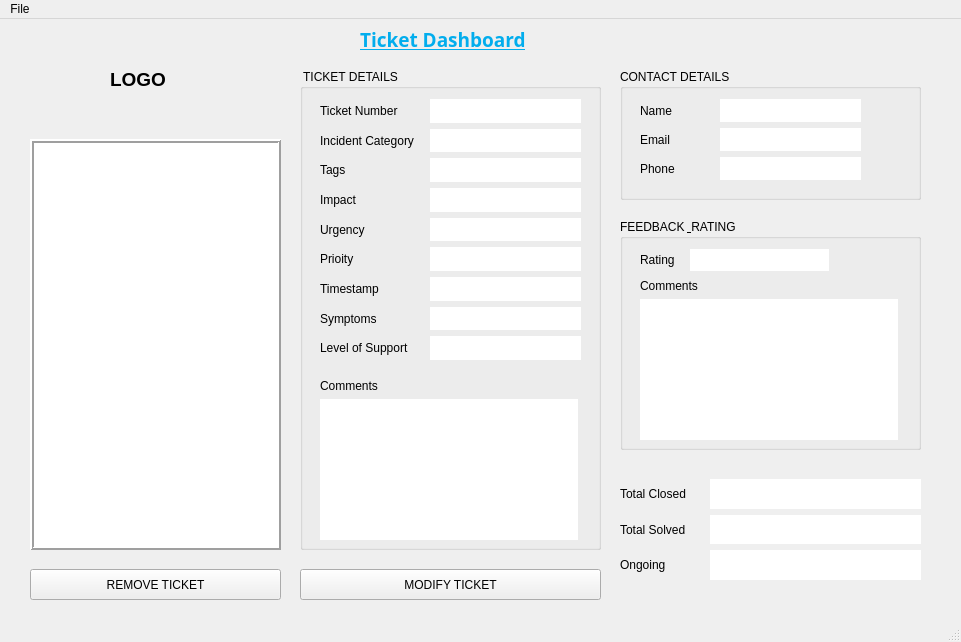
Before: the Qt Designer form mainwindow.ui in 27011389/BitTicket, drawn with Qt 5.
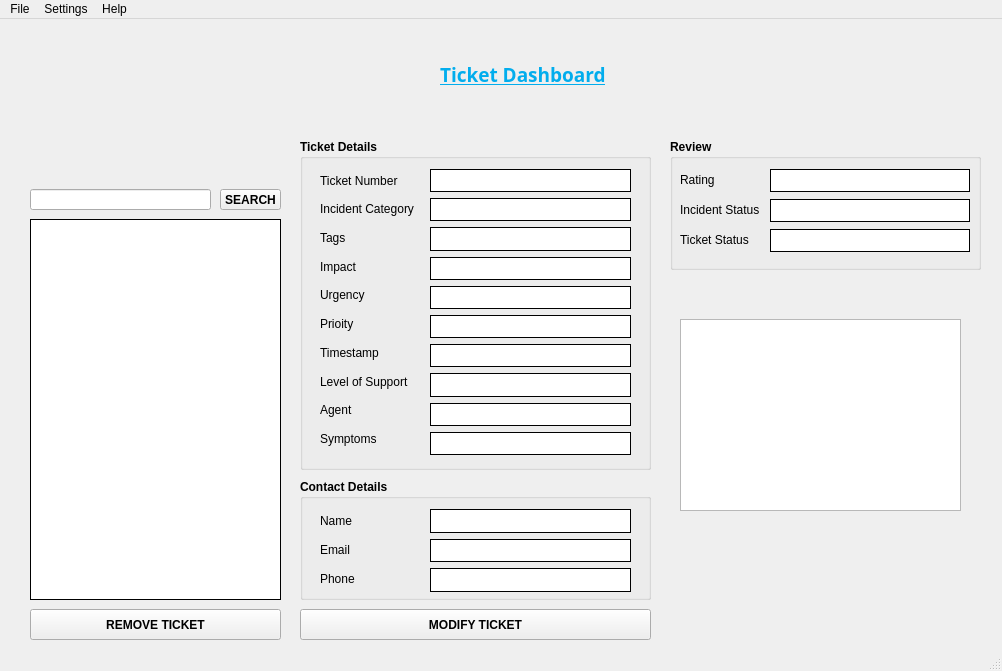
After: the same form once the commit is applied. Icons and pictures are not drawn.

What changed in the file:
```diff
--- a/mainwindow.ui
+++ b/mainwindow.ui
@@ -6,86 +6,47 @@
    <rect>
     <x>0</x>
     <y>0</y>
-    <width>961</width>
-    <height>642</height>
+    <width>1002</width>
+    <height>671</height>
    </rect>
   </property>
   <property name="windowTitle">
    <string>MainWindow</string>
   </property>
   <widget class="QWidget" name="centralwidget">
-   <widget class="QWidget" name="layoutWidget_6">
-    <property name="geometry">
-     <rect>
-      <x>710</x>
-      <y>460</y>
-      <width>211</width>
-      <height>101</height>
-     </rect>
-    </property>
-    <layout class="QVBoxLayout" name="verticalLayout_5">
-     <item>
-      <widget class="QLabel" name="lb_display_totalclosed">
-       <property name="styleSheet">
-        <string notr="true">background-color: rgb(255, 255, 255);</string>
-       </property>
-       <property name="frameShadow">
-        <enum>QFrame::Raised</enum>
-       </property>
-       <property name="text">
-        <string/>
-       </property>
-      </widget>
-     </item>
-     <item>
-      <widget class="QLabel" name="lb_display_totalsolved">
-       <property name="styleSheet">
-        <string notr="true">background-color: rgb(255, 255, 255);</string>
-       </property>
-       <property name="frameShadow">
-        <enum>QFrame::Raised</enum>
-       </property>
-       <property name="text">
-        <string/>
-       </property>
-      </widget>
-     </item>
-     <item>
-      <widget class="QLabel" name="lb_display_ongoing">
-       <property name="styleSheet">
-        <string notr="true">background-color: rgb(255, 255, 255);</string>
-       </property>
-       <property name="frameShadow">
-        <enum>QFrame::Raised</enum>
-       </property>
-       <property name="text">
-        <string/>
-       </property>
-      </widget>
-     </item>
-    </layout>
-   </widget>
    <widget class="QGroupBox" name="groupBox_3">
     <property name="geometry">
      <rect>
-      <x>620</x>
-      <y>200</y>
-      <width>301</width>
-      <height>231</height>
+      <x>670</x>
+      <y>120</y>
+      <width>311</width>
+      <height>131</height>
      </rect>
     </property>
+    <property name="font">
+     <font>
+      <weight>75</weight>
+      <bold>true</bold>
+     </font>
+    </property>
     <property name="title">
-     <string>FEEDBACK &amp; RATING</string>
+     <string>Review</string>
     </property>
     <widget class="QLabel" name="lb_rating">
      <property name="geometry">
       <rect>
-       <x>20</x>
+       <x>10</x>
        <y>30</y>
        <width>41</width>
        <height>21</height>
       </rect>
      </property>
+     <property name="font">
+      <font>
+       <weight>50</weight>
+       <bold>false</bold>
+      </font>
+     </property>
      <property name="text">
       <string>Rating</string>
      </property>
@@ -93,58 +54,141 @@
     <widget class="QLabel" name="lb_display_rating">
      <property name="geometry">
       <rect>
-       <x>70</x>
+       <x>100</x>
        <y>30</y>
-       <width>139</width>
+       <width>200</width>
+       <height>23</height>
+      </rect>
+     </property>
+     <property name="font">
+      <font>
+       <weight>50</weight>
+       <bold>false</bold>
+      </font>
+     </property>
+     <property name="styleSheet">
+      <string notr="true">background-color: rgb(255, 255, 255);</string>
+     </property>
+     <property name="frameShape">
+      <enum>QFrame::Panel</enum>
+     </property>
+     <property name="frameShadow">
+      <enum>QFrame::Plain</enum>
+     </property>
+     <property name="text">
+      <string/>
+     </property>
+    </widget>
+    <widget class="QLabel" name="lb_total_closed">
+     <property name="geometry">
+      <rect>
+       <x>10</x>
+       <y>60</y>
+       <width>79</width>
        <height>22</height>
       </rect>
      </property>
-     <property name="styleSheet">
-      <string notr="true">background-color: rgb(255, 255, 255);</string>
+     <property name="font">
+      <font>
+       <weight>50</weight>
+       <bold>false</bold>
+      </font>
      </property>
-     <property name="frameShadow">
-      <enum>QFrame::Raised</enum>
+     <property name="text">
+      <string>Incident Status</string>
      </property>
+    </widget>
+    <widget class="QLabel" name="lb_total_solved">
+     <property name="geometry">
+      <rect>
+       <x>10</x>
+       <y>90</y>
+       <width>79</width>
+       <height>21</height>
+      </rect>
+     </property>
+     <property name="font">
+      <font>
+       <weight>50</weight>
+       <bold>false</bold>
+      </font>
+     </property>
      <property name="text">
-      <string/>
+      <string>Ticket Status </string>
      </property>
     </widget>
-    <widget class="QWidget" name="layoutWidget">
+    <widget class="QLabel" name="lb_display_Incstatus">
      <property name="geometry">
       <rect>
-       <x>20</x>
+       <x>100</x>
        <y>60</y>
-       <width>258</width>
-       <height>161</height>
+       <width>200</width>
+       <height>23</height>
       </rect>
      </property>
-     <layout class="QVBoxLayout" name="verticalLayout_8">
-      <item>
-       <widget class="QLabel" name="label_17">
-        <property name="text">
-         <string>Comments</string>
-        </property>
-       </widget>
-      </item>
-      <item>
-       <widget class="QListWidget" name="listWidget_3">
-        <property name="frameShape">
-         <enum>QFrame::NoFrame</enum>
-        </property>
-       </widget>
-      </item>
-     </layout>
+     <property name="font">
+      <font>
+       <weight>50</weight>
+       <bold>false</bold>
+      </font>
+     </property>
+     <property name="styleSheet">
+      <string notr="true">background-color: rgb(255, 255, 255);</string>
+     </property>
+     <property name="frameShape">
+      <enum>QFrame::Panel</enum>
+     </property>
+     <property name="frameShadow">
+      <enum>QFrame::Plain</enum>
+     </property>
+     <property name="text">
+      <string/>
+     </property>
+    </widget>
+    <widget class="QLabel" name="lb_display_Tickstatus">
+     <property name="geometry">
+      <rect>
+       <x>100</x>
+       <y>90</y>
+       <width>200</width>
+       <height>23</height>
+      </rect>
+     </property>
+     <property name="font">
+      <font>
+       <weight>50</weight>
+       <bold>false</bold>
+      </font>
+     </property>
+     <property name="styleSheet">
+      <string notr="true">background-color: rgb(255, 255, 255);</string>
+     </property>
+     <property name="frameShape">
+      <enum>QFrame::Panel</enum>
+     </property>
+     <property name="frameShadow">
+      <enum>QFrame::Plain</enum>
+     </property>
+     <property name="text">
+      <string/>
+     </property>
     </widget>
    </widget>
    <widget class="QPushButton" name="pb_remove">
     <property name="geometry">
      <rect>
       <x>30</x>
-      <y>550</y>
+      <y>590</y>
       <width>251</width>
       <height>31</height>
      </rect>
     </property>
+    <property name="font">
+     <font>
+      <weight>75</weight>
+      <bold>true</bold>
+     </font>
+    </property>
     <property name="text">
      <string>REMOVE TICKET</string>
     </property>
@@ -152,10 +196,10 @@
    <widget class="QLabel" name="label">
     <property name="geometry">
      <rect>
-      <x>360</x>
-      <y>10</y>
+      <x>440</x>
+      <y>40</y>
       <width>201</width>
-      <height>21</height>
+      <height>30</height>
      </rect>
     </property>
     <property name="font">
@@ -165,43 +209,62 @@
       <weight>75</weight>
       <bold>true</bold>
       <underline>true</underline>
+      <strikeout>false</strikeout>
      </font>
     </property>
+    <property name="autoFillBackground">
+     <bool>false</bool>
+    </property>
     <property name="styleSheet">
      <string notr="true">color: rgb(2, 173, 237);</string>
     </property>
+    <property name="frameShape">
+     <enum>QFrame::NoFrame</enum>
+    </property>
+    <property name="frameShadow">
+     <enum>QFrame::Plain</enum>
+    </property>
     <property name="text">
      <string>Ticket Dashboard</string>
     </property>
+    <property name="textFormat">
+     <enum>Qt::PlainText</enum>
+    </property>
    </widget>
    <widget class="QListWidget" name="lst_tickets">
     <property name="geometry">
      <rect>
       <x>30</x>
-      <y>120</y>
+      <y>200</y>
       <width>251</width>
-      <height>411</height>
+      <height>381</height>
      </rect>
     </property>
     <property name="frameShape">
      <enum>QFrame::Box</enum>
     </property>
     <property name="frameShadow">
-     <enum>QFrame::Raised</enum>
+     <enum>QFrame::Plain</enum>
     </property>
     <property name="lineWidth">
-     <number>2</number>
+     <number>1</number>
     </property>
    </widget>
    <widget class="QPushButton" name="pb_modify">
     <property name="geometry">
      <rect>
       <x>300</x>
-      <y>550</y>
-      <width>301</width>
+      <y>590</y>
+      <width>351</width>
       <height>31</height>
      </rect>
     </property>
+    <property name="font">
+     <font>
+      <weight>75</weight>
+      <bold>true</bold>
+     </font>
+    </property>
     <property name="text">
      <string>MODIFY TICKET</string>
     </property>
@@ -210,13 +273,22 @@
     <property name="geometry">
      <rect>
       <x>300</x>
-      <y>50</y>
-      <width>301</width>
-      <height>481</height>
+      <y>120</y>
+      <width>351</width>
+      <height>331</height>
      </rect>
     </property>
+    <property name="font">
+     <font>
+      <weight>75</weight>
+      <bold>true</bold>
+     </font>
+    </property>
     <property name="title">
-     <string> TICKET DETAILS</string>
+     <string>Ticket Details</string>
+    </property>
+    <property name="flat">
+     <bool>false</bool>
     </property>
     <widget class="QWidget" name="layoutWidget_2">
      <property name="geometry">
@@ -224,12 +296,18 @@
        <x>20</x>
        <y>30</y>
        <width>105</width>
-       <height>261</height>
+       <height>281</height>
       </rect>
      </property>
      <layout class="QVBoxLayout" name="verticalLayout_3">
       <item>
        <widget class="QLabel" name="lb_ticket_num">
+        <property name="font">
+         <font>
+          <weight>50</weight>
+          <bold>false</bold>
+         </font>
+        </property>
         <property name="text">
          <string>Ticket Number</string>
         </property>
@@ -237,6 +315,12 @@
       </item>
       <item>
        <widget class="QLabel" name="lb_incident_cat">
+        <property name="font">
+         <font>
+          <weight>50</weight>
+          <bold>false</bold>
+         </font>
+        </property>
         <property name="text">
          <string>Incident Category</string>
         </property>
@@ -244,6 +328,12 @@
       </item>
       <item>
        <widget class="QLabel" name="lb_tags">
+        <property name="font">
+         <font>
+          <weight>50</weight>
+          <bold>false</bold>
+         </font>
+        </property>
         <property name="text">
          <string>Tags</string>
         </property>
@@ -251,6 +341,12 @@
       </item>
       <item>
        <widget class="QLabel" name="lb_impact">
+        <property name="font">
+         <font>
+          <weight>50</weight>
+          <bold>false</bold>
+         </font>
+        </property>
         <property name="text">
          <string>Impact</string>
         </property>
@@ -258,6 +354,12 @@
       </item>
       <item>
        <widget class="QLabel" name="lb_urgency">
+        <property name="font">
+         <font>
+          <weight>50</weight>
+          <bold>false</bold>
+         </font>
+        </property>
         <property name="text">
          <string>Urgency</string>
         </property>
@@ -265,6 +367,12 @@
       </item>
       <item>
        <widget class="QLabel" name="lb_priority">
+        <property name="font">
+         <font>
+          <weight>50</weight>
+          <bold>false</bold>
+         </font>
+        </property>
         <property name="text">
          <string>Prioity</string>
         </property>
@@ -272,25 +380,56 @@
       </item>
       <item>
        <widget class="QLabel" name="lb_timestamp">
+        <property name="font">
+         <font>
+          <weight>50</weight>
+          <bold>false</bold>
+         </font>
+        </property>
         <property name="text">
          <string>Timestamp</string>
         </property>
        </widget>
       </item>
-      <item>
-       <widget class="QLabel" name="lb_symptoms">
-        <property name="text">
-         <string>Symptoms</string>
-        </property>
-       </widget>
-      </item>
       <item>
        <widget class="QLabel" name="lb_level_support">
+        <property name="font">
+         <font>
+          <weight>50</weight>
+          <bold>false</bold>
+         </font>
+        </property>
         <property name="text">
          <string>Level of Support</string>
         </property>
        </widget>
       </item>
+      <item>
+       <widget class="QLabel" name="label_3">
+        <property name="font">
+         <font>
+          <weight>50</weight>
+          <bold>false</bold>
+         </font>
+        </property>
+        <property name="text">
+         <string>Agent</string>
+        </property>
+       </widget>
+      </item>
+      <item>
+       <widget class="QLabel" name="label_14">
+        <property name="font">
+         <font>
+          <weight>50</weight>
+          <bold>false</bold>
+         </font>
+        </property>
+        <property name="text">
+         <string>Symptoms</string>
+        </property>
+       </widget>
+      </item>
      </layout>
     </widget>
     <widget class="QWidget" name="layoutWidget_3">
@@ -298,18 +437,36 @@
       <rect>
        <x>130</x>
        <y>30</y>
-       <width>151</width>
-       <height>261</height>
+       <width>201</width>
+       <height>286</height>
       </rect>
      </property>
      <layout class="QVBoxLayout" name="verticalLayout">
       <item>
        <widget class="QLabel" name="lb_display_ticketnum">
+        <property name="font">
+         <font>
+          <weight>50</weight>
+          <bold>false</bold>
+         </font>
+        </property>
+        <property name="toolTip">
+         <string>&lt;html&gt;&lt;head/&gt;&lt;body&gt;&lt;p&gt;Ticket Number&lt;/p&gt;&lt;/body&gt;&lt;/html&gt;</string>
+        </property>
         <property name="styleSheet">
          <string notr="true">background-color: rgb(255, 255, 255);</string>
         </property>
+        <property name="frameShape">
+         <enum>QFrame::Box</enum>
+        </property>
         <property name="frameShadow">
-         <enum>QFrame::Raised</enum>
+         <enum>QFrame::Plain</enum>
+        </property>
+        <property name="lineWidth">
+         <number>1</number>
+        </property>
+        <property name="midLineWidth">
+         <number>3</number>
         </property>
         <property name="text">
          <string/>
@@ -318,11 +475,26 @@
       </item>
       <item>
        <widget class="QLabel" name="lb_display_Incidentcat">
+        <property name="font">
+         <font>
+          <weight>50</weight>
+          <bold>false</bold>
+         </font>
+        </property>
         <property name="styleSheet">
          <string notr="true">background-color: rgb(255, 255, 255);</string>
         </property>
+        <property name="frameShape">
+         <enum>QFrame::Box</enum>
+        </property>
         <property name="frameShadow">
-         <enum>QFrame::Raised</enum>
+         <enum>QFrame::Plain</enum>
+        </property>
+        <property name="lineWidth">
+         <number>1</number>
+        </property>
+        <property name="midLineWidth">
+         <number>3</number>
         </property>
         <property name="text">
          <string/>
@@ -331,11 +503,26 @@
       </item>
       <item>
        <widget class="QLabel" name="lb_display_tags">
+        <property name="font">
+         <font>
+          <weight>50</weight>
+          <bold>false</bold>
+         </font>
+        </property>
         <property name="styleSheet">
          <string notr="true">background-color: rgb(255, 255, 255);</string>
         </property>
+        <property name="frameShape">
+         <enum>QFrame::Box</enum>
+        </property>
         <property name="frameShadow">
-         <enum>QFrame::Raised</enum>
+         <enum>QFrame::Plain</enum>
+        </property>
+        <property name="lineWidth">
+         <number>1</number>
+        </property>
+        <property name="midLineWidth">
+         <number>3</number>
         </property>
         <property name="text">
          <string/>
@@ -344,11 +531,26 @@
       </item>
       <item>
        <widget class="QLabel" name="lb_display_impact">
+        <property name="font">
+         <font>
+          <weight>50</weight>
+          <bold>false</bold>
+         </font>
+        </property>
         <property name="styleSheet">
          <string notr="true">background-color: rgb(255, 255, 255);</string>
         </property>
+        <property name="frameShape">
+         <enum>QFrame::Box</enum>
+        </property>
         <property name="frameShadow">
-         <enum>QFrame::Raised</enum>
+         <enum>QFrame::Plain</enum>
+        </property>
+        <property name="lineWidth">
+         <number>1</number>
+        </property>
+        <property name="midLineWidth">
+         <number>3</number>
         </property>
         <property name="text">
          <string/>
@@ -357,11 +559,26 @@
       </item>
       <item>
        <widget class="QLabel" name="lb_display_urgency">
+        <property name="font">
+         <font>
+          <weight>50</weight>
+          <bold>false</bold>
+         </font>
+        </property>
         <property name="styleSheet">
          <string notr="true">background-color: rgb(255, 255, 255);</string>
         </property>
+        <property name="frameShape">
+         <enum>QFrame::Box</enum>
+        </property>
         <property name="frameShadow">
-         <enum>QFrame::Raised</enum>
+         <enum>QFrame::Plain</enum>
+        </property>
+        <property name="lineWidth">
+         <number>1</number>
+        </property>
+        <property name="midLineWidth">
+         <number>3</number>
         </property>
         <property name="text">
          <string/>
@@ -370,11 +587,26 @@
       </item>
       <item>
        <widget class="QLabel" name="lb_display_priority">
+        <property name="font">
+         <font>
+          <weight>50</weight>
+          <bold>false</bold>
+         </font>
+        </property>
         <property name="styleSheet">
          <string notr="true">background-color: rgb(255, 255, 255);</string>
         </property>
+        <property name="frameShape">
+         <enum>QFrame::Box</enum>
+        </property>
         <property name="frameShadow">
-         <enum>QFrame::Raised</enum>
+         <enum>QFrame::Plain</enum>
+        </property>
+        <property name="lineWidth">
+         <number>1</number>
+        </property>
+        <property name="midLineWidth">
+         <number>3</number>
         </property>
         <property name="text">
          <string/>
@@ -383,24 +615,26 @@
       </item>
       <item>
        <widget class="QLabel" name="lb_display_timestamp">
+        <property name="font">
+         <font>
+          <weight>50</weight>
+          <bold>false</bold>
+         </font>
+        </property>
         <property name="styleSheet">
          <string notr="true">background-color: rgb(255, 255, 255);</string>
         </property>
+        <property name="frameShape">
+         <enum>QFrame::Box</enum>
+        </property>
         <property name="frameShadow">
-         <enum>QFrame::Raised</enum>
+         <enum>QFrame::Plain</enum>
         </property>
-        <property name="text">
-         <string/>
+        <property name="lineWidth">
+         <number>1</number>
         </property>
-       </widget>
-      </item>
-      <item>
-       <widget class="QLabel" name="lb_display_symptoms">
-        <property name="styleSheet">
-         <string notr="true">background-color: rgb(255, 255, 255);</string>
-        </property>
-        <property name="frameShadow">
-         <enum>QFrame::Raised</enum>
+        <property name="midLineWidth">
+         <number>3</number>
         </property>
         <property name="text">
          <string/>
@@ -409,96 +643,108 @@
       </item>
       <item>
        <widget class="QLabel" name="lb_display_levelsupport">
+        <property name="font">
+         <font>
+          <weight>50</weight>
+          <bold>false</bold>
+         </font>
+        </property>
         <property name="styleSheet">
          <string notr="true">background-color: rgb(255, 255, 255);</string>
         </property>
+        <property name="frameShape">
+         <enum>QFrame::Box</enum>
+        </property>
         <property name="frameShadow">
-         <enum>QFrame::Raised</enum>
+         <enum>QFrame::Plain</enum>
         </property>
+        <property name="lineWidth">
+         <number>1</number>
+        </property>
+        <property name="midLineWidth">
+         <number>3</number>
+        </property>
         <property name="text">
          <string/>
         </property>
        </widget>
       </item>
-     </layout>
-    </widget>
-    <widget class="QWidget" name="layoutWidget_4">
-     <property name="geometry">
-      <rect>
-       <x>20</x>
-       <y>310</y>
-       <width>258</width>
-       <height>161</height>
-      </rect>
-     </property>
-     <layout class="QVBoxLayout" name="verticalLayout_6">
       <item>
-       <widget class="QLabel" name="label_14">
+       <widget class="QLabel" name="lb_display_Agent">
+        <property name="font">
+         <font>
+          <weight>50</weight>
+          <bold>false</bold>
+         </font>
+        </property>
+        <property name="styleSheet">
+         <string notr="true">background-color: rgb(255, 255, 255);</string>
+        </property>
+        <property name="frameShape">
+         <enum>QFrame::Box</enum>
+        </property>
+        <property name="frameShadow">
+         <enum>QFrame::Plain</enum>
+        </property>
+        <property name="lineWidth">
+         <number>1</number>
+        </property>
+        <property name="midLineWidth">
+         <number>3</number>
+        </property>
         <property name="text">
-         <string>Comments</string>
+         <string/>
         </property>
        </widget>
       </item>
       <item>
-       <widget class="QListWidget" name="lst_display_ticketcomments">
-        <property name="enabled">
-         <bool>true</bool>
+       <widget class="QLabel" name="lb_display_symptoms">
+        <property name="font">
+         <font>
+          <weight>50</weight>
+          <bold>false</bold>
+         </font>
         </property>
+        <property name="styleSheet">
+         <string notr="true">background-color: rgb(255, 255, 255);</string>
+        </property>
         <property name="frameShape">
-         <enum>QFrame::NoFrame</enum>
+         <enum>QFrame::Box</enum>
         </property>
         <property name="frameShadow">
          <enum>QFrame::Plain</enum>
         </property>
+        <property name="lineWidth">
+         <number>1</number>
+        </property>
+        <property name="midLineWidth">
+         <number>3</number>
+        </property>
+        <property name="text">
+         <string/>
+        </property>
        </widget>
       </item>
      </layout>
     </widget>
    </widget>
-   <widget class="QWidget" name="layoutWidget_5">
-    <property name="geometry">
-     <rect>
-      <x>620</x>
-      <y>460</y>
-      <width>81</width>
-      <height>101</height>
-     </rect>
-    </property>
-    <layout class="QVBoxLayout" name="verticalLayout_7">
-     <item>
-      <widget class="QLabel" name="lb_total_closed">
-       <property name="text">
-        <string>Total Closed</string>
-       </property>
-      </widget>
-     </item>
-     <item>
-      <widget class="QLabel" name="lb_total_solved">
-       <property name="text">
-        <string>Total Solved</string>
-       </property>
-      </widget>
-     </item>
-     <item>
-      <widget class="QLabel" name="lb_ongoing">
-       <property name="text">
-        <string>Ongoing</string>
-       </property>
-      </widget>
-     </item>
-    </layout>
-   </widget>
    <widget class="QGroupBox" name="groupBox_2">
     <property name="geometry">
      <rect>
-      <x>620</x>
-      <y>50</y>
-      <width>301</width>
-      <height>131</height>
+      <x>300</x>
+      <y>460</y>
+      <width>351</width>
+      <height>121</height>
      </rect>
     </property>
+    <property name="font">
+     <font>
+      <weight>75</weight>
+      <bold>true</bold>
+     </font>
+    </property>
     <property name="title">
-     <string>CONTACT DETAILS</string>
+     <string>Contact Details</string>
     </property>
     <widget class="QWidget" name="layoutWidget_7">
      <property name="geometry">
@@ -512,6 +758,12 @@
      <layout class="QVBoxLayout" name="verticalLayout_4">
       <item>
        <widget class="QLabel" name="lb_name">
+        <property name="font">
+         <font>
+          <weight>50</weight>
+          <bold>false</bold>
+         </font>
+        </property>
         <property name="text">
          <string>Name</string>
         </property>
@@ -519,6 +771,12 @@
       </item>
       <item>
        <widget class="QLabel" name="lb_email">
+        <property name="font">
+         <font>
+          <weight>50</weight>
+          <bold>false</bold>
+         </font>
+        </property>
         <property name="text">
          <string>Email</string>
         </property>
@@ -526,6 +784,12 @@
       </item>
       <item>
        <widget class="QLabel" name="lb_phone">
+        <property name="font">
+         <font>
+          <weight>50</weight>
+          <bold>false</bold>
+         </font>
+        </property>
         <property name="text">
          <string>Phone</string>
         </property>
@@ -536,20 +800,35 @@
     <widget class="QWidget" name="layoutWidget_8">
      <property name="geometry">
       <rect>
-       <x>100</x>
+       <x>130</x>
        <y>30</y>
-       <width>141</width>
-       <height>81</height>
+       <width>201</width>
+       <height>83</height>
       </rect>
      </property>
      <layout class="QVBoxLayout" name="verticalLayout_2">
       <item>
        <widget class="QLabel" name="lb_display_name">
+        <property name="font">
+         <font>
+          <weight>50</weight>
+          <bold>false</bold>
+         </font>
+        </property>
         <property name="styleSheet">
          <string notr="true">background-color: rgb(255, 255, 255);</string>
         </property>
+        <property name="frameShape">
+         <enum>QFrame::Box</enum>
+        </property>
         <property name="frameShadow">
-         <enum>QFrame::Raised</enum>
+         <enum>QFrame::Plain</enum>
+        </property>
+        <property name="lineWidth">
+         <number>1</number>
+        </property>
+        <property name="midLineWidth">
+         <number>3</number>
         </property>
         <property name="text">
          <string/>
@@ -558,11 +837,26 @@
       </item>
       <item>
        <widget class="QLabel" name="lb_display_email">
+        <property name="font">
+         <font>
+          <weight>50</weight>
+          <bold>false</bold>
+         </font>
+        </property>
         <property name="styleSheet">
          <string notr="true">background-color: rgb(255, 255, 255);</string>
         </property>
+        <property name="frameShape">
+         <enum>QFrame::Box</enum>
+        </property>
         <property name="frameShadow">
-         <enum>QFrame::Raised</enum>
+         <enum>QFrame::Plain</enum>
+        </property>
+        <property name="lineWidth">
+         <number>1</number>
+        </property>
+        <property name="midLineWidth">
+         <number>3</number>
         </property>
         <property name="text">
          <string/>
@@ -571,11 +865,26 @@
       </item>
       <item>
        <widget class="QLabel" name="lb_display_phone">
+        <property name="font">
+         <font>
+          <weight>50</weight>
+          <bold>false</bold>
+         </font>
+        </property>
         <property name="styleSheet">
          <string notr="true">background-color: rgb(255, 255, 255);</string>
         </property>
+        <property name="frameShape">
+         <enum>QFrame::Box</enum>
+        </property>
         <property name="frameShadow">
-         <enum>QFrame::Raised</enum>
+         <enum>QFrame::Plain</enum>
+        </property>
+        <property name="lineWidth">
+         <number>1</number>
+        </property>
+        <property name="midLineWidth">
+         <number>3</number>
         </property>
         <property name="text">
          <string/>
@@ -588,10 +897,10 @@
    <widget class="QLabel" name="label_2">
     <property name="geometry">
      <rect>
-      <x>110</x>
-      <y>50</y>
-      <width>81</width>
-      <height>21</height>
+      <x>40</x>
+      <y>10</y>
+      <width>231</width>
+      <height>141</height>
      </rect>
     </property>
     <property name="font">
@@ -601,8 +910,53 @@
       <bold>true</bold>
      </font>
     </property>
+    <property name="styleSheet">
+     <string notr="true">image: url(:/new/res/images/BitTicketLogo.png);</string>
+    </property>
     <property name="text">
-     <string>LOGO</string>
+     <string/>
+    </property>
+   </widget>
+   <widget class="QGraphicsView" name="graphicsView">
+    <property name="geometry">
+     <rect>
+      <x>680</x>
+      <y>300</y>
+      <width>281</width>
+      <height>192</height>
+     </rect>
+    </property>
+   </widget>
+   <widget class="QLineEdit" name="lineEdit">
+    <property name="geometry">
+     <rect>
+      <x>30</x>
+      <y>170</y>
+      <width>181</width>
+      <height>21</height>
+     </rect>
+    </property>
+    <property name="frame">
+     <bool>true</bool>
+    </property>
+   </widget>
+   <widget class="QPushButton" name="pushButton">
+    <property name="geometry">
+     <rect>
+      <x>220</x>
+      <y>170</y>
+      <width>61</width>
+      <height>21</height>
+     </rect>
+    </property>
+    <property name="font">
+     <font>
+      <weight>75</weight>
+      <bold>true</bold>
+     </font>
+    </property>
+    <property name="text">
+     <string>SEARCH</string>
     </property>
    </widget>
   </widget>
@@ -611,7 +965,7 @@
     <rect>
      <x>0</x>
      <y>0</y>
-     <width>961</width>
+     <width>1002</width>
      <height>20</height>
     </rect>
    </property>
@@ -624,7 +978,31 @@
     <addaction name="actionSave"/>
     <addaction name="actionExit"/>
    </widget>
+   <widget class="QMenu" name="menuSettings">
+    <property name="title">
+     <string>Settings</string>
+    </property>
+    <widget class="QMenu" name="menuThemes">
+     <property name="title">
+      <string>Themes</string>
+     </property>
+     <addaction name="actionSpyBot"/>
+     <addaction name="separator"/>
+     <addaction name="separator"/>
+     <addaction name="actionGravira"/>
+    </widget>
+    <addaction name="menuThemes"/>
+   </widget>
+   <widget class="QMenu" name="menuHelp">
+    <property name="title">
+     <string>Help</string>
+    </property>
+    <addaction name="actionAbout"/>
+    <addaction name="actionAbout_Qt"/>
+   </widget>
    <addaction name="menuFile"/>
+   <addaction name="menuSettings"/>
+   <addaction name="menuHelp"/>
   </widget>
   <widget class="QStatusBar" name="statusbar"/>
   <action name="actionNew">
```
Left out of the diff: 50 changed lines with no effect on the pictures.
